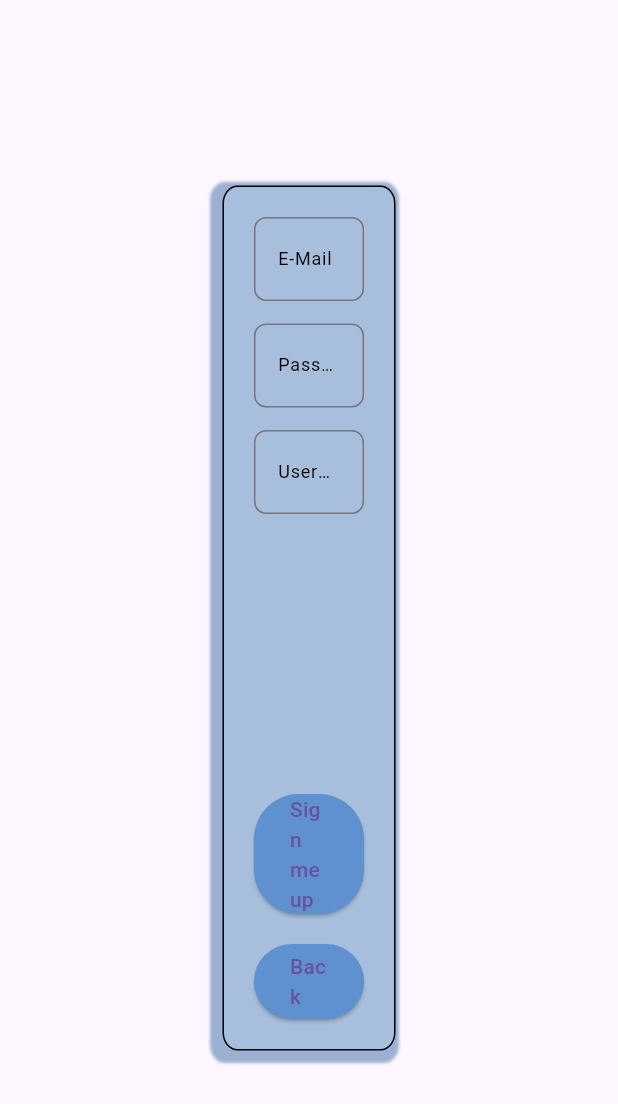
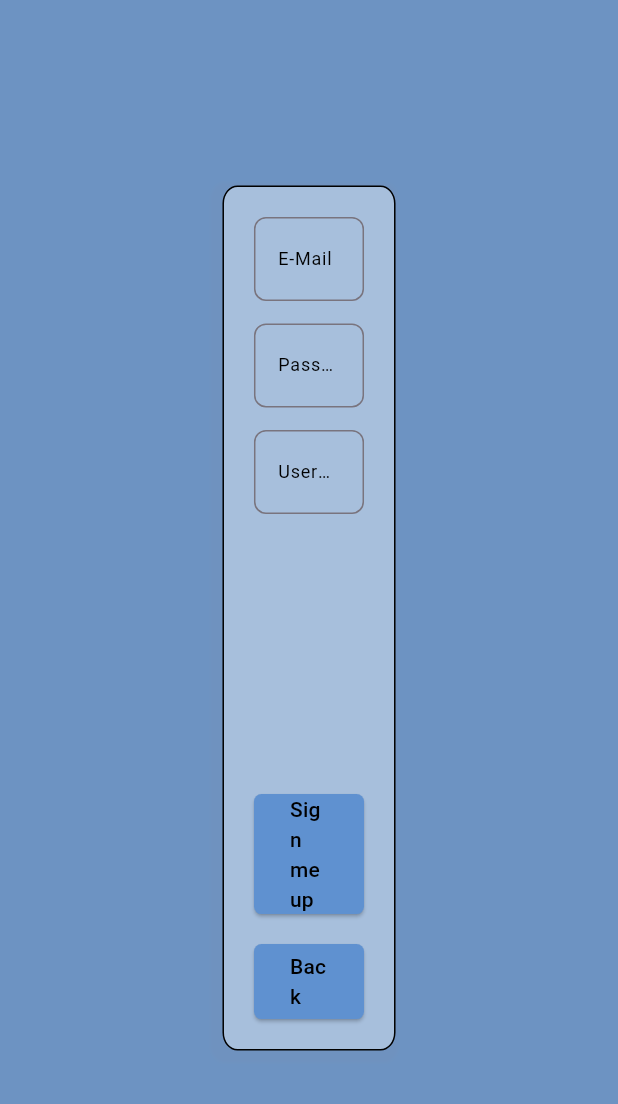
Before and after one commit to Nordanir/INM, a Flutter app: the screen it shows after launch, after a tap on "Register", on a phone screen of 412 x 824 dp. Shown: the top 1104 px of the screen. Run offline on Flutter 3.47's test engine with Material 3 defaults, Android fonts, the phone set to English and light mode, and no system bars; our stand-ins replace flutter_dotenv, supabase_flutter; missing offline and left inert: window_manager; accounts and stored records are empty; network calls fail.

Commit message:
changed button text color

```diff
--- a/flutter/frontend/lib/widgets/auth.dart
+++ b/flutter/frontend/lib/widgets/auth.dart
@@ -2,7 +2,6 @@
 import 'package:frontend/constants/app_dimension.dart';
 import 'package:frontend/constants/colors.dart';
 import 'package:frontend/constants/widget_text.dart';
-import 'package:frontend/dimensions/info_panel_dimension.dart';
 import 'package:frontend/superbase_config.dart' show SupabaseConfig;
 import 'package:frontend/widgets/inputfield.dart';
 import 'package:provider/provider.dart';
@@ -25,6 +24,7 @@
   @override
   Widget build(BuildContext context) {
     return Scaffold(
+      backgroundColor: Color(0xff6D93c2),
       body: Consumer<SupabaseConfig>(
         builder: (context, supabase, child) {
           return Center(
@@ -108,10 +108,10 @@
             backgroundColor: blue1,
             minimumSize: const Size(400, 50),
             shape: RoundedRectangleBorder(
-              borderRadius: BorderRadius.circular(30),
+              borderRadius: BorderRadius.circular(5),
             ),
           ),
-          child: Text(loginButton),
+          child: Text(style: TextStyle(color: Colors.black), loginButton),
         ),
 
         SizedBox(height: 20),
@@ -125,10 +125,10 @@
             backgroundColor: blue1,
             minimumSize: const Size(400, 50),
             shape: RoundedRectangleBorder(
-              borderRadius: BorderRadius.circular(30),
+              borderRadius: BorderRadius.circular(5),
             ),
           ),
-          child: Text(registerButton),
+          child: Text(style: TextStyle(color: Colors.black), registerButton),
         ),
       ],
     );
@@ -197,10 +197,10 @@
             backgroundColor: blue1,
             minimumSize: const Size(400, 50),
             shape: RoundedRectangleBorder(
-              borderRadius: BorderRadius.circular(30),
+              borderRadius: BorderRadius.circular(5),
             ),
           ),
-          child: Text(signUpButton),
+          child: Text(style: TextStyle(color: Colors.black), signUpButton),
         ),
         SizedBox(height: 20),
         ElevatedButton(
@@ -211,10 +211,10 @@
             backgroundColor: blue1,
             minimumSize: const Size(400, 50),
             shape: RoundedRectangleBorder(
-              borderRadius: BorderRadius.circular(30),
+              borderRadius: BorderRadius.circular(5),
             ),
           ),
-          child: Text(back),
+          child: Text(style: TextStyle(color: Colors.black), back),
         ),
       ],
     );
--- a/flutter/frontend/lib/widgets/message_service.dart
+++ b/flutter/frontend/lib/widgets/message_service.dart
@@ -3,7 +3,6 @@
 /*
 class MessageDisplayer {
   bool display = false;
-  BuildContext context = null;
 
   void displayMessage(
     String message, {
@@ -19,4 +18,5 @@
     final displayer = MessageDisplayer();
     displayer.displayMessage(message);
   }
-}*/
+}
+*/
```
